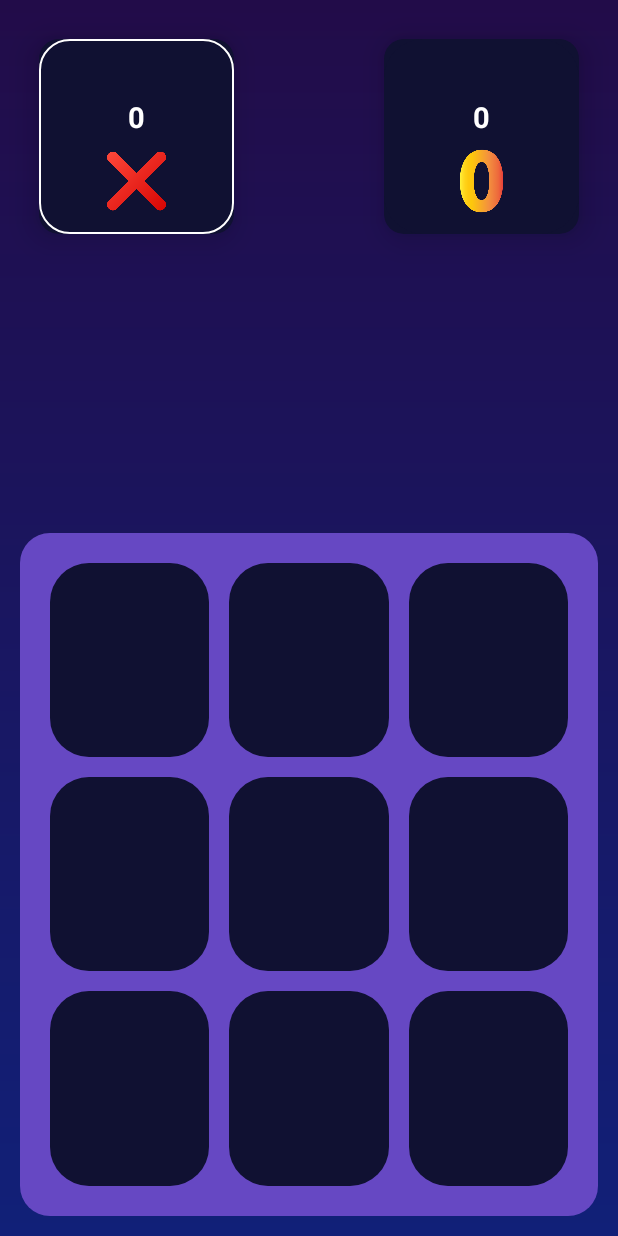
After one commit to info-kareemmohamed/Tic-Tac-Toe-game, an Android app: the TicTacToe screen opened directly, with no data from a screen before it, on a phone screen of 412 x 824 dp. The commit adds this screen. Run offline under Robolectric (Android 15) with nearby library versions, the phone set to English and light mode, and no system bars; our stand-ins replace sdp/ssp sizes.

Commit message:
Tic Tac Toe Screen

```diff
--- a/app/src/main/AndroidManifest.xml
+++ b/app/src/main/AndroidManifest.xml
@@ -13,6 +13,9 @@
         android:theme="@style/Theme.TicTacToegame"
         tools:targetApi="31">
         <activity
+            android:name=".TicTacToe"
+            android:exported="false" />
+        <activity
             android:name=".MainActivity"
             android:exported="true">
             <intent-filter>
--- a/app/src/main/java/com/example/tic_tac_toe_game/MainActivity.kt
+++ b/app/src/main/java/com/example/tic_tac_toe_game/MainActivity.kt
@@ -1,11 +1,31 @@
 package com.example.tic_tac_toe_game
 
+import android.content.Intent
 import androidx.appcompat.app.AppCompatActivity
 import android.os.Bundle
+import android.util.Log
+import com.example.tic_tac_toe_game.databinding.ActivityMainBinding
 
 class MainActivity : AppCompatActivity() {
+    private lateinit var binding: ActivityMainBinding
+    private lateinit var intent: Intent
     override fun onCreate(savedInstanceState: Bundle?) {
         super.onCreate(savedInstanceState)
-        setContentView(R.layout.activity_main)
+        binding = ActivityMainBinding.inflate(layoutInflater)
+        setContentView(binding.root)
+        onClickListener()
+
+
     }
+
+    private fun onClickListener() {
+        binding.MultiplePlayersButtonStart.setOnClickListener {
+            intent = Intent(this, TicTacToe::class.java)
+            intent.putExtra("nameOne",binding.MultiplePlayersNamePlayerOne.text.toString())
+            intent.putExtra("nameTwo",binding.MultiplePlayersNamePlayerTwo.text.toString())
+            startActivity(intent)
+        }
+    }
+
+
 }
--- /dev/null
+++ b/app/src/main/java/com/example/tic_tac_toe_game/TicTacToe.kt
@@ -0,0 +1,21 @@
+package com.example.tic_tac_toe_game
+
+import android.content.Intent
+import androidx.appcompat.app.AppCompatActivity
+import android.os.Bundle
+import android.util.Log
+import com.example.tic_tac_toe_game.databinding.ActivityTicTacToeBinding
+
+class TicTacToe : AppCompatActivity() {
+    private lateinit var binding: ActivityTicTacToeBinding
+    private lateinit var intent: Intent
+    override fun onCreate(savedInstanceState: Bundle?) {
+        super.onCreate(savedInstanceState)
+        binding = ActivityTicTacToeBinding.inflate(layoutInflater)
+        setContentView(binding.root)
+        intent = getIntent()
+        binding.TicTacNameO.text = intent.getStringExtra("nameTwo")
+        binding.TicTacNameX.text = intent.getStringExtra("nameOne")
+
+    }
+}
--- /dev/null
+++ b/app/src/main/res/drawable/round_back_border.xml
@@ -0,0 +1,7 @@
+<?xml version="1.0" encoding="utf-8"?>
+<shape xmlns:android="http://schemas.android.com/apk/res/android" android:shape="rectangle">
+    <corners android:radius="20dp"/>
+    <solid android:color="@color/dark_blue"/>
+    <stroke android:color="@color/white" android:width="1dp"/>
+
+</shape>
--- /dev/null
+++ b/app/src/main/res/drawable/round_back_dark.xml
@@ -0,0 +1,6 @@
+<?xml version="1.0" encoding="utf-8"?>
+<shape xmlns:android="http://schemas.android.com/apk/res/android" android:shape="rectangle">
+    <solid android:color="@color/dark_blue"/>
+    <corners android:radius="@dimen/_20sdp"/>
+
+</shape>
--- /dev/null
+++ b/app/src/main/res/drawable/round_back_purple.xml
@@ -0,0 +1,6 @@
+<?xml version="1.0" encoding="utf-8"?>
+<shape xmlns:android="http://schemas.android.com/apk/res/android" android:shape="rectangle">
+    <solid android:color="@color/purple"/>
+    <corners android:radius="20dp"/>
+
+</shape>
--- a/app/src/main/res/layout/activity_main.xml
+++ b/app/src/main/res/layout/activity_main.xml
@@ -42,7 +42,6 @@
         android:textSize="@dimen/_25ssp" />
 
     <com.google.android.material.textfield.TextInputLayout
-        android:id="@+id/textField"
         android:layout_width="match_parent"
         android:layout_height="wrap_content"
         android:layout_margin="@dimen/_10sdp"
@@ -53,10 +52,12 @@
         app:hintTextColor="@color/white">
 
         <com.google.android.material.textfield.TextInputEditText
+            android:id="@+id/MultiplePlayers_Name_PlayerOne"
             android:layout_width="match_parent"
             android:layout_height="wrap_content"
             android:drawableLeft="@android:drawable/ic_delete"
             android:drawablePadding="@dimen/_10sdp"
+            android:maxLines="1"
             android:textColor="@color/white"
             android:textSize="@dimen/_20ssp" />
 
@@ -64,7 +65,6 @@
 
 
     <com.google.android.material.textfield.TextInputLayout
-        android:id="@+id/textField2"
         android:layout_width="match_parent"
         android:layout_height="wrap_content"
         android:layout_margin="@dimen/_10sdp"
@@ -76,8 +76,10 @@
         app:hintTextColor="@color/white">
 
         <com.google.android.material.textfield.TextInputEditText
+            android:id="@+id/MultiplePlayers_Name_PlayerTwo"
             android:layout_width="match_parent"
             android:layout_height="wrap_content"
+            android:maxLines="1"
             android:drawableLeft="@drawable/zero_30"
             android:drawablePadding="@dimen/_10sdp"
             android:textColor="@color/white"
@@ -87,6 +89,7 @@
 
 
  <androidx.appcompat.widget.AppCompatButton
+     android:id="@+id/MultiplePlayers_Button_Start"
      android:layout_width="match_parent"
      android:layout_height="wrap_content"
      android:layout_margin="@dimen/_10sdp"
--- /dev/null
+++ b/app/src/main/res/layout/activity_tic_tac_toe.xml
@@ -0,0 +1,166 @@
+<?xml version="1.0" encoding="utf-8"?>
+<RelativeLayout xmlns:android="http://schemas.android.com/apk/res/android"
+    xmlns:app="http://schemas.android.com/apk/res-auto"
+    xmlns:tools="http://schemas.android.com/tools"
+    android:layout_width="match_parent"
+    android:layout_height="match_parent"
+    android:background="@drawable/app_background"
+    android:orientation="vertical"
+    tools:context=".TicTacToe">
+
+
+    <androidx.cardview.widget.CardView
+        android:id="@+id/TicTac_Card_X"
+        android:layout_width="@dimen/_100sdp"
+        android:layout_height="@dimen/_100sdp"
+        android:layout_alignParentTop="true"
+        android:layout_marginStart="@dimen/_20sdp"
+        android:layout_marginTop="@dimen/_20sdp"
+        android:backgroundTint="@color/dark_blue"
+        android:padding="@dimen/_20sdp"
+        app:cardCornerRadius="@dimen/_10sdp"
+        app:cardElevation="@dimen/_10sdp">
+
+        <LinearLayout
+            android:layout_width="match_parent"
+            android:layout_height="match_parent"
+            android:background="@drawable/round_back_border"
+            android:orientation="vertical"
+            android:padding="@dimen/_5sdp">
+
+            <TextView
+                android:id="@+id/TicTac_Name_X"
+                android:layout_width="match_parent"
+                android:layout_height="wrap_content"
+                android:layout_margin="@dimen/_1sdp"
+                android:gravity="center"
+                android:maxLines="1"
+                android:textColor="@color/white"
+                android:textSize="@dimen/_16ssp"
+                android:textStyle="bold" />
+
+
+            <TextView
+                android:layout_width="match_parent"
+                android:layout_height="wrap_content"
+                android:layout_margin="@dimen/_1sdp"
+                android:gravity="center"
+                android:text="0"
+                android:textColor="@color/white"
+                android:textSize="@dimen/_15ssp"
+                android:textStyle="bold" />
+
+            <ImageView
+                android:layout_width="@dimen/_30sdp"
+                android:layout_height="match_parent"
+                android:layout_gravity="center"
+                android:src="@drawable/close" />
+        </LinearLayout>
+    </androidx.cardview.widget.CardView>
+
+    <androidx.cardview.widget.CardView
+        android:id="@+id/TicTac_Card_O"
+        android:layout_width="@dimen/_100sdp"
+        android:layout_height="@dimen/_100sdp"
+        android:layout_alignParentTop="true"
+        android:layout_alignParentEnd="true"
+        android:layout_marginTop="@dimen/_20sdp"
+        android:layout_marginEnd="@dimen/_20sdp"
+        android:backgroundTint="@color/dark_blue"
+        android:padding="@dimen/_20sdp"
+        app:cardCornerRadius="@dimen/_10sdp"
+        app:cardElevation="@dimen/_10sdp">
+
+        <LinearLayout
+            android:layout_width="match_parent"
+            android:layout_height="match_parent"
+            android:background="@drawable/round_back_dark"
+            android:orientation="vertical"
+            android:padding="@dimen/_5sdp">
+
+            <TextView
+                android:id="@+id/TicTac_Name_O"
+                android:layout_width="match_parent"
+                android:layout_height="wrap_content"
+                android:layout_margin="@dimen/_1sdp"
+                android:gravity="center"
+                android:maxLines="1"
+                android:textColor="@color/white"
+                android:textSize="@dimen/_16ssp"
+                android:textStyle="bold" />
+
+
+            <TextView
+                android:layout_width="match_parent"
+                android:layout_height="wrap_content"
+                android:layout_margin="@dimen/_1sdp"
+                android:gravity="center"
+                android:text="0"
+                android:textColor="@color/white"
+                android:textSize="@dimen/_15ssp"
+                android:textStyle="bold" />
+
+            <ImageView
+                android:layout_width="@dimen/_60sdp"
+                android:layout_height="match_parent"
+                android:layout_gravity="center"
+                android:src="@drawable/zero" />
+        </LinearLayout>
+    </androidx.cardview.widget.CardView>
+
+
+    <GridLayout
+        android:id="@+id/TicTac_GridLayout"
+        android:layout_width="match_parent"
+        android:layout_height="@dimen/_350sdp"
+        android:layout_alignParentBottom="true"
+        android:layout_margin="@dimen/_10sdp"
+        android:background="@drawable/round_back_purple"
+        android:columnCount="3"
+        android:padding="@dimen/_10sdp"
+        android:rowCount="3">
+
+        <ImageView
+            android:id="@+id/TicTac_Image_1"
+            style="@style/TicTacImage" />
+
+        <ImageView
+            android:id="@+id/TicTac_Image_2"
+            style="@style/TicTacImage"
+
+            />
+
+        <ImageView
+            android:id="@+id/TicTac_Image_3"
+            style="@style/TicTacImage"
+
+            />
+
+        <ImageView
+            android:id="@+id/TicTac_Image_4"
+            style="@style/TicTacImage" />
+
+        <ImageView
+            android:id="@+id/TicTac_Image_5"
+            style="@style/TicTacImage" />
+
+        <ImageView
+            android:id="@+id/TicTac_Image_6"
+            style="@style/TicTacImage" />
+
+        <ImageView
+            android:id="@+id/TicTac_Image_7"
+            style="@style/TicTacImage" />
+
+        <ImageView
+            android:id="@+id/TicTac_Image_8"
+            style="@style/TicTacImage" />
+
+        <ImageView
+            android:id="@+id/TicTac_Image_9"
+            style="@style/TicTacImage" />
+
+    </GridLayout>
+
+
+</RelativeLayout>
--- a/app/src/main/res/values/colors.xml
+++ b/app/src/main/res/values/colors.xml
@@ -9,4 +9,5 @@
     <color name="light_white">#80FFFFFF</color>
 
 
+    <color name="purple">#6648c3</color>
 </resources>
--- a/app/src/main/res/values/themes.xml
+++ b/app/src/main/res/values/themes.xml
@@ -6,4 +6,14 @@
     </style>
 
     <style name="Theme.TicTacToegame" parent="Base.Theme.TicTacToegame" />
+    <style name="TicTacImage">
+        <item name="android:layout_width">@dimen/_80sdp</item>
+        <item name="android:layout_height">@dimen/_80sdp</item>
+        <item name="android:background">@drawable/round_back_dark</item>
+        <item name="android:adjustViewBounds">true</item>
+        <item name="android:padding">@dimen/_20sdp</item>
+        <item name="android:layout_columnWeight">1</item>
+        <item name="android:layout_rowWeight">1</item>
+        <item name="android:layout_margin">@dimen/_5sdp</item>
+    </style>
 </resources>
```
